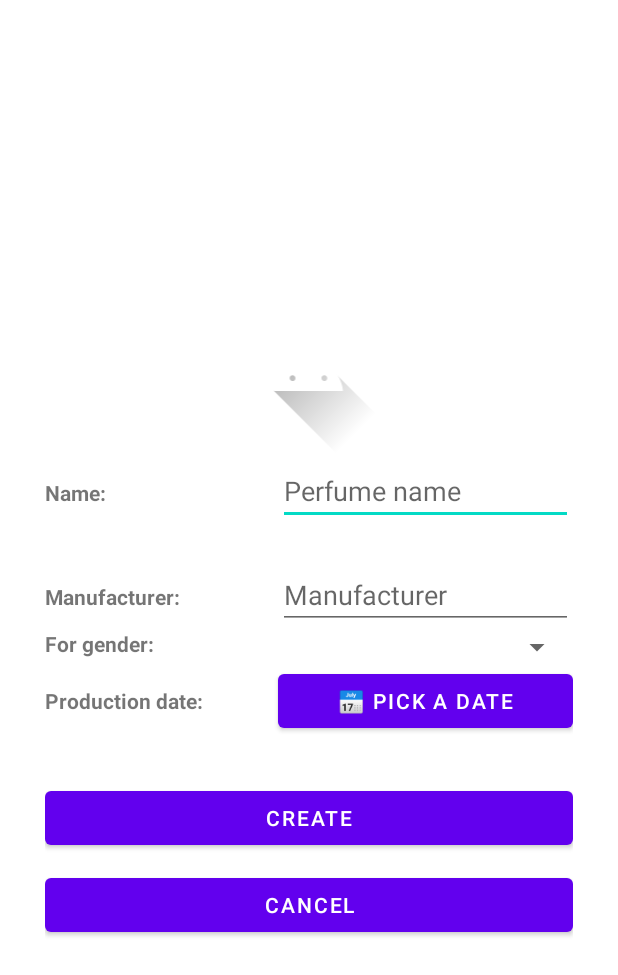
After one commit to MRumstajn/perfume-crud-app, an Android app: the layout fragment_new_perfume.xml on its own in the app's theme, with its tools: preview values and no code run, on a phone screen of 412 x 824 dp. The commit adds this screen. Shown: the top 975 px of the screen. Run offline under Robolectric (Android 15) with nearby library versions, the phone set to English and light mode, and no system bars.

Commit message:
implemented fragment for adding new perfumes

```diff
--- a/app/build.gradle
+++ b/app/build.gradle
@@ -46,7 +46,8 @@ dependencies {
     annotationProcessor "androidx.room:room-compiler:$room_version"
     implementation 'com.jakewharton:butterknife:10.2.3'
     annotationProcessor 'com.jakewharton:butterknife-compiler:10.2.3'
-    implementation 'com.squareup.picasso:picasso:2.8'
     implementation 'com.jakewharton:butterknife:10.2.3'
     annotationProcessor 'com.jakewharton:butterknife-compiler:10.2.3'
+    implementation 'com.github.bumptech.glide:glide:4.14.2'
+    annotationProcessor 'com.github.bumptech.glide:compiler:4.14.2'
 }
--- /dev/null
+++ b/app/src/main/res/layout/fragment_new_perfume.xml
@@ -0,0 +1,104 @@
+<?xml version="1.0" encoding="utf-8"?>
+<TableLayout xmlns:android="http://schemas.android.com/apk/res/android"
+    xmlns:app="http://schemas.android.com/apk/res-auto"
+    xmlns:tools="http://schemas.android.com/tools"
+    android:layout_width="wrap_content"
+    android:layout_height="wrap_content"
+    android:layout_gravity="center"
+    android:padding="30sp"
+    android:paddingLeft="3dip"
+    android:paddingRight="3dip"
+    android:shrinkColumns="1"
+    android:stretchColumns="*"
+    app:layout_constraintBottom_toBottomOf="parent"
+    app:layout_constraintEnd_toEndOf="parent">
+
+    <TableRow android:gravity="center_horizontal">
+
+        <ImageView
+            android:id="@+id/new_perfume_image"
+            android:layout_width="wrap_content"
+            android:layout_height="wrap_content"
+            android:contentDescription="@string/perfume_image"
+            android:src="@drawable/ic_launcher_foreground" />
+    </TableRow>
+
+    <TableRow>
+
+        <TextView
+            android:layout_width="wrap_content"
+            android:layout_height="wrap_content"
+            android:layout_marginBottom="50sp"
+            android:text="@string/name_label"
+            android:textStyle="bold" />
+
+        <EditText
+            android:id="@+id/new_perfume_name_field"
+            android:layout_width="wrap_content"
+            android:layout_height="wrap_content"
+            android:autofillHints="no"
+            android:hint="@string/perfume_name"
+            android:inputType="text"
+            tools:ignore="LabelFor" />
+    </TableRow>
+
+    <TableRow>
+
+        <TextView
+            android:layout_width="wrap_content"
+            android:layout_height="wrap_content"
+            android:text="@string/manufacturer_label"
+            android:textStyle="bold" />
+
+        <EditText
+            android:id="@+id/new_perfume_manufacturer_field"
+            android:layout_width="wrap_content"
+            android:layout_height="wrap_content"
+            android:autofillHints="no"
+            android:hint="@string/manufacturer"
+            android:inputType="text" />
+    </TableRow>
+
+    <TableRow>
+
+        <TextView
+            android:layout_width="wrap_content"
+            android:layout_height="wrap_content"
+            android:text="@string/gender_label"
+            android:textStyle="bold" />
+
+        <Spinner android:id="@+id/new_perfume_gender_spinner" />
+    </TableRow>
+
+    <TableRow>
+
+        <TextView
+            android:layout_width="wrap_content"
+            android:layout_height="wrap_content"
+            android:text="@string/date_label"
+            android:textStyle="bold" />
+
+        <Button
+            android:text="@string/pick_a_date"
+            android:id="@+id/new_perfume_date_button"/>
+    </TableRow>
+
+    <TableRow android:layout_marginTop="30sp">
+
+        <Button
+            android:id="@+id/new_perfume_create_button"
+            android:layout_width="match_parent"
+            android:layout_height="wrap_content"
+            android:layout_weight="1"
+            android:text="@string/create" />
+    </TableRow>
+
+    <TableRow android:layout_marginTop="10sp">
+
+        <Button
+            android:id="@+id/new_perfume_cancel_button"
+            android:layout_weight="1"
+            android:text="@string/cancel" />
+    </TableRow>
+
+</TableLayout>
--- a/app/src/main/res/layout/perfume_card.xml
+++ b/app/src/main/res/layout/perfume_card.xml
@@ -11,7 +11,8 @@
         android:layout_height="wrap_content"
         android:contentDescription="@string/perfume_bitmap"
         android:id="@+id/perfume_card_bitmap"
-        android:src="@drawable/ic_launcher_foreground"/>
+        android:src="@drawable/ic_launcher_foreground"
+        android:adjustViewBounds="true"/>
 
     <TextView
         android:layout_width="match_parent"
--- a/app/src/main/res/values/strings.xml
+++ b/app/src/main/res/values/strings.xml
@@ -12,14 +12,21 @@
     <string name="add_new_entry">Add new entry</string>
     <string name="perfume_image">perfume image</string>
     <string name="name_label">Name:</string>
-    <string name="text_placeholder">placeholder...</string>
+    <string name="text_placeholder">placeholder…</string>
     <string name="manufacturer_label">Manufacturer:</string>
     <string name="date_label">Production date:</string>
     <string name="gender_label">For gender:</string>
-    <string name="loading">Loading...</string>
+    <string name="loading">Loading…</string>
     <string name="back_arrow">◀</string>
     <string name="back_button">back button</string>
     <string name="back">Back</string>
     <string name="perfume_bitmap">perfume_bitmap</string>
     <string name="no_perfumes_in_db">No perfumes in the database</string>
+    <string name="hello_blank_fragment">Hello blank fragment</string>
+    <string name="perfume_name">Perfume name</string>
+    <string name="manufacturer">Manufacturer</string>
+    <string name="production_date">Production date</string>
+    <string name="create">Create</string>
+    <string name="cancel">Cancel</string>
+    <string name="pick_a_date">📅 Pick a date</string>
 </resources>
--- /dev/null
+++ b/app/src/main/res/xml/file_paths.xml
@@ -0,0 +1,4 @@
+<?xml version="1.0" encoding="utf-8"?>
+<paths xmlns:android="http://schemas.android.com/apk/res/android">
+    <external-files-path name="perfume_images" path="Pictures" />
+</paths>
```
Also changed, not shown: app/src/main/AndroidManifest.xml (+18 -0 lines), app/src/main/java/rumstajn/parfem/parfem/view/DetailFragment.java (+19 -17 lines), app/src/main/java/rumstajn/parfem/parfem/view/ListFragment.java (+8 -0 lines), app/src/main/java/rumstajn/parfem/parfem/view/MainActivity.java (+14 -3 lines), app/src/main/java/rumstajn/parfem/parfem/view/NewPerfumeFragment.java (added, +199 -0 lines), app/src/main/java/rumstajn/parfem/parfem/view/date_picker/DateDialogFragment.java (added, +47 -0 lines), app/src/main/java/rumstajn/parfem/parfem/view/date_picker/IDatePickerListener.java (added, +7 -0 lines), app/src/main/java/rumstajn/parfem/parfem/view/list_adapter/ListAdapter.java (+6 -9 lines), app/src/main/res/layout/fragment_first.xml (+13 -1 lines), app/src/main/res/layout/fragment_second.xml (+8 -4 lines).
